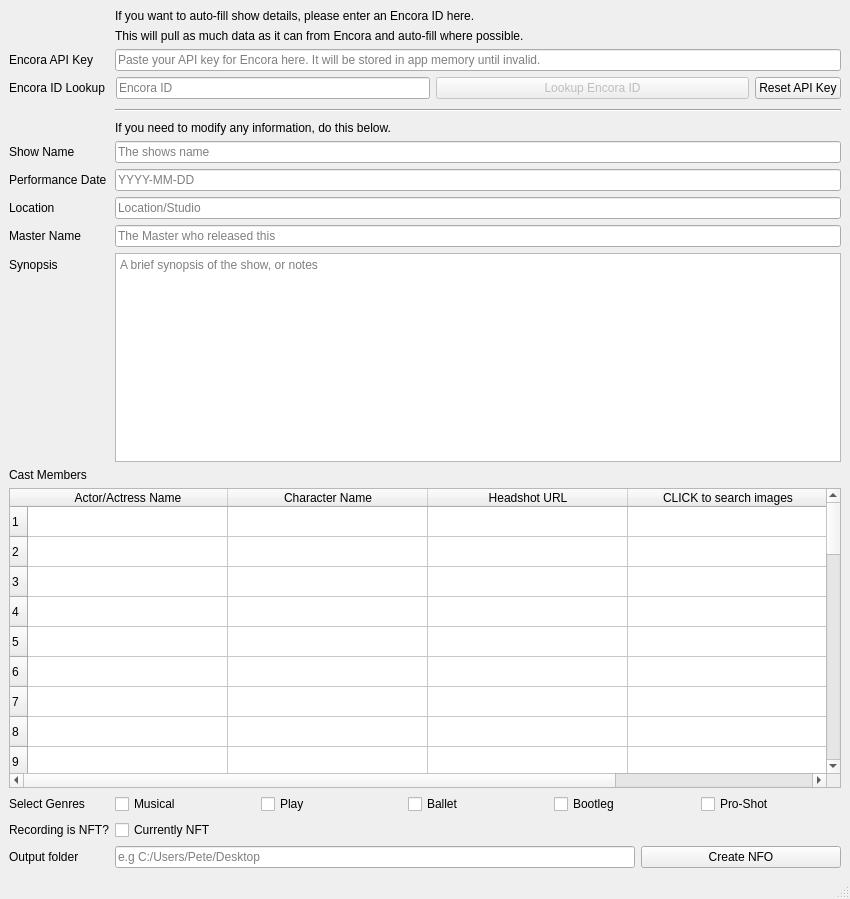
pekempy/NFOBuilder, file mainwindow.ui: the form before one commit.
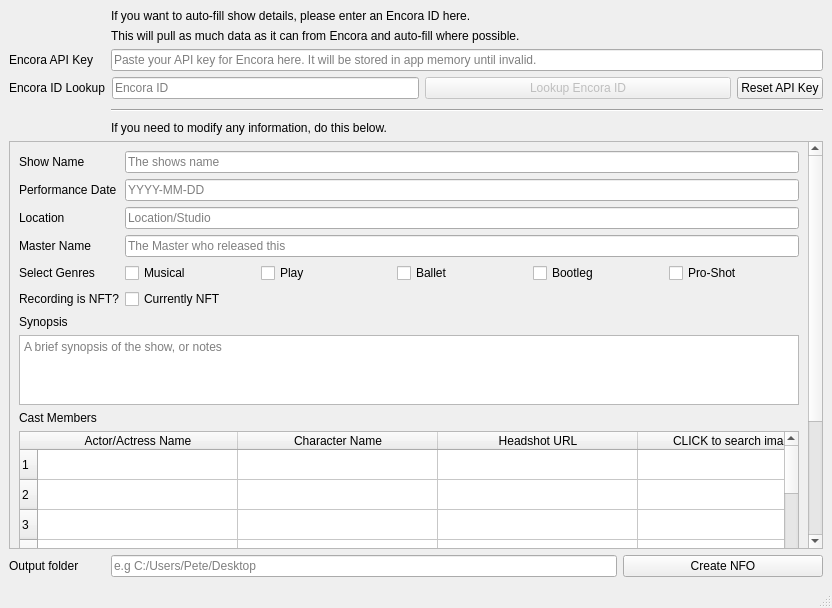
The form after the commit. Icons and pictures are not drawn.

Commit message: scroll on smaller screens

Patch:
```diff
--- a/mainwindow.ui
+++ b/mainwindow.ui
@@ -6,8 +6,8 @@
    <rect>
     <x>0</x>
     <y>0</y>
-    <width>850</width>
-    <height>899</height>
+    <width>832</width>
+    <height>608</height>
    </rect>
   </property>
   <property name="maximumSize">
@@ -154,42 +154,97 @@
       </property>
      </widget>
     </item>
-    <item row="6" column="0">
+    <item row="11" column="0">
+     <widget class="QLabel" name="outputFolderLabel">
+      <property name="text">
+       <string>Output folder</string>
+      </property>
+     </widget>
+    </item>
+    <item row="11" column="1">
+     <layout class="QHBoxLayout" name="horizontalLayout">
+      <property name="topMargin">
+       <number>0</number>
+      </property>
+      <item>
+       <widget class="QLineEdit" name="outputFolderInput">
+        <property name="placeholderText">
+         <string>e.g C:/Users/Pete/Desktop</string>
+        </property>
+       </widget>
+      </item>
+      <item>
+       <widget class="QPushButton" name="CreateNFO">
+        <property name="minimumSize">
+         <size>
+          <width>200</width>
+          <height>0</height>
+         </size>
+        </property>
+        <property name="text">
+         <string>Create NFO</string>
+        </property>
+       </widget>
+      </item>
+     </layout>
+    </item>
+    <item row="6" column="0" colspan="2">
+     <widget class="QScrollArea" name="scrollArea">
+      <property name="minimumSize">
+       <size>
+        <width>0</width>
+        <height>5</height>
+       </size>
+      </property>
+      <property name="widgetResizable">
+       <bool>true</bool>
+      </property>
+      <widget class="QWidget" name="scrollAreaWidgetContents_2">
+       <property name="geometry">
+        <rect>
+         <x>0</x>
+         <y>0</y>
+         <width>798</width>
+         <height>682</height>
+        </rect>
+       </property>
+       <layout class="QFormLayout" name="formLayout_2">
+        <item row="0" column="0">
      <widget class="QLabel" name="showNameLabel">
       <property name="text">
        <string>Show Name</string>
       </property>
      </widget>
     </item>
-    <item row="6" column="1">
+        <item row="0" column="1">
      <widget class="QLineEdit" name="showNameInput">
       <property name="placeholderText">
        <string>The shows name</string>
       </property>
      </widget>
     </item>
-    <item row="8" column="0">
+        <item row="1" column="0">
      <widget class="QLabel" name="showDateLabel">
       <property name="text">
        <string>Performance Date</string>
       </property>
      </widget>
     </item>
-    <item row="8" column="1">
+        <item row="1" column="1">
      <widget class="QLineEdit" name="showDateInput">
       <property name="placeholderText">
        <string>YYYY-MM-DD</string>
       </property>
      </widget>
     </item>
-    <item row="9" column="0">
+        <item row="2" column="0">
      <widget class="QLabel" name="showLocationLabel">
       <property name="text">
        <string>Location</string>
       </property>
      </widget>
     </item>
-    <item row="9" column="1">
+        <item row="2" column="1">
      <widget class="QLineEdit" name="showLocationInput">
       <property name="frame">
        <bool>true</bool>
@@ -199,47 +254,122 @@
       </property>
      </widget>
     </item>
-    <item row="10" column="0">
+        <item row="3" column="0">
      <widget class="QLabel" name="showMasterLabel">
       <property name="text">
        <string>Master Name</string>
       </property>
      </widget>
     </item>
-    <item row="10" column="1">
+        <item row="3" column="1">
      <widget class="QLineEdit" name="showMasterInput">
       <property name="placeholderText">
        <string>The Master who released this</string>
       </property>
      </widget>
     </item>
-    <item row="11" column="0">
+        <item row="8" column="0">
      <widget class="QLabel" name="showSynopsisLabel">
       <property name="text">
        <string>Synopsis</string>
       </property>
      </widget>
     </item>
-    <item row="11" column="1">
+        <item row="9" column="0" colspan="2">
      <widget class="QTextEdit" name="showSynopsisInput">
+          <property name="sizePolicy">
+           <sizepolicy hsizetype="Expanding" vsizetype="Maximum">
+            <horstretch>0</horstretch>
+            <verstretch>0</verstretch>
+           </sizepolicy>
+          </property>
+          <property name="maximumSize">
+           <size>
+            <width>16777215</width>
+            <height>100</height>
+           </size>
+          </property>
       <property name="placeholderText">
        <string>A brief synopsis of the show, or notes</string>
       </property>
      </widget>
     </item>
-    <item row="12" column="0">
+        <item row="6" column="0">
+         <widget class="QLabel" name="label_2">
+          <property name="text">
+           <string>Recording is NFT?</string>
+          </property>
+         </widget>
+        </item>
+        <item row="5" column="0">
+         <widget class="QLabel" name="label">
+          <property name="text">
+           <string>Select Genres</string>
+          </property>
+         </widget>
+        </item>
+        <item row="5" column="1">
+         <layout class="QHBoxLayout" name="horizontalLayout_6">
+          <property name="topMargin">
+           <number>0</number>
+          </property>
+          <item>
+           <widget class="QCheckBox" name="checkbox_musical">
+            <property name="text">
+             <string>Musical</string>
+            </property>
+           </widget>
+          </item>
+          <item>
+           <widget class="QCheckBox" name="checkbox_play">
+            <property name="text">
+             <string>Play</string>
+            </property>
+           </widget>
+          </item>
+          <item>
+           <widget class="QCheckBox" name="checkbox_ballet">
+            <property name="text">
+             <string>Ballet</string>
+            </property>
+           </widget>
+          </item>
+          <item>
+           <widget class="QCheckBox" name="checkbox_bootleg">
+            <property name="text">
+             <string>Bootleg</string>
+            </property>
+           </widget>
+          </item>
+          <item>
+           <widget class="QCheckBox" name="checkbox_proshot">
+            <property name="text">
+             <string>Pro-Shot</string>
+            </property>
+           </widget>
+          </item>
+         </layout>
+        </item>
+        <item row="6" column="1">
+         <widget class="QCheckBox" name="isNFTCheckbox">
+          <property name="text">
+           <string>Currently NFT</string>
+          </property>
+         </widget>
+        </item>
+        <item row="10" column="0">
      <widget class="QLabel" name="CastLabel">
       <property name="text">
        <string>Cast Members</string>
       </property>
      </widget>
     </item>
-    <item row="13" column="0" colspan="2">
+        <item row="11" column="0" colspan="2">
      <widget class="QTableWidget" name="castTable">
       <property name="minimumSize">
        <size>
         <width>0</width>
-        <height>300</height>
+            <height>280</height>
        </size>
       </property>
       <property name="rowCount">
@@ -1122,101 +1252,8 @@
       </item>
      </widget>
     </item>
-    <item row="15" column="0">
-     <widget class="QLabel" name="label">
-      <property name="text">
-       <string>Select Genres</string>
-      </property>
-     </widget>
-    </item>
-    <item row="15" column="1">
-     <layout class="QHBoxLayout" name="horizontalLayout_2">
-      <property name="topMargin">
-       <number>0</number>
-      </property>
-      <item>
-       <widget class="QCheckBox" name="checkbox_musical">
-        <property name="text">
-         <string>Musical</string>
-        </property>
-       </widget>
-      </item>
-      <item>
-       <widget class="QCheckBox" name="checkbox_play">
-        <property name="text">
-         <string>Play</string>
-        </property>
-       </widget>
-      </item>
-      <item>
-       <widget class="QCheckBox" name="checkbox_ballet">
-        <property name="text">
-         <string>Ballet</string>
-        </property>
-       </widget>
-      </item>
-      <item>
-       <widget class="QCheckBox" name="checkbox_bootleg">
-        <property name="text">
-         <string>Bootleg</string>
-        </property>
-       </widget>
-      </item>
-      <item>
-       <widget class="QCheckBox" name="checkbox_proshot">
-        <property name="text">
-         <string>Pro-Shot</string>
-        </property>
-       </widget>
-      </item>
-     </layout>
-    </item>
-    <item row="18" column="0">
-     <widget class="QLabel" name="outputFolderLabel">
-      <property name="text">
-       <string>Output folder</string>
-      </property>
-     </widget>
-    </item>
-    <item row="18" column="1">
-     <layout class="QHBoxLayout" name="horizontalLayout">
-      <property name="topMargin">
-       <number>0</number>
-      </property>
-      <item>
-       <widget class="QLineEdit" name="outputFolderInput">
-        <property name="placeholderText">
-         <string>e.g C:/Users/Pete/Desktop</string>
-        </property>
-       </widget>
-      </item>
-      <item>
-       <widget class="QPushButton" name="CreateNFO">
-        <property name="minimumSize">
-         <size>
-          <width>200</width>
-          <height>0</height>
-         </size>
-        </property>
-        <property name="text">
-         <string>Create NFO</string>
-        </property>
-       </widget>
-      </item>
-     </layout>
-    </item>
-    <item row="16" column="1">
-     <widget class="QCheckBox" name="isNFTCheckbox">
-      <property name="text">
-       <string>Currently NFT</string>
-      </property>
-     </widget>
-    </item>
-    <item row="16" column="0">
-     <widget class="QLabel" name="label_2">
-      <property name="text">
-       <string>Recording is NFT?</string>
-      </property>
+       </layout>
+      </widget>
      </widget>
     </item>
    </layout>
```
Left out of the diff: 2 changed lines with no effect on the pictures. Lines whose indentation alone changed are shown as unchanged. The commit also changes 2 other files.
